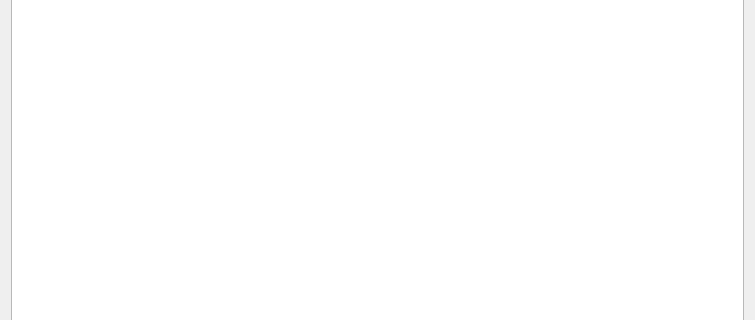
Above: db_view.ui from fayzut/invent_L79 before the change; both pictures show x 0 to 755 and y 132 to 452 of the 755 by 544 pixel window. Below: the same form after it.
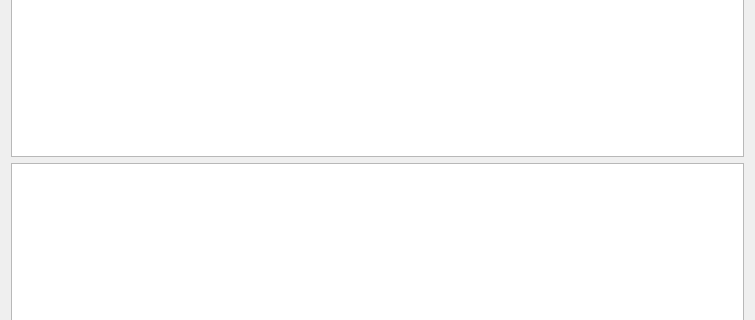
That is the form after the change.

Commit message: Форма просмотра: Заголовки таблицы

```diff
--- a/db_view.ui
+++ b/db_view.ui
@@ -65,6 +65,9 @@
    </item>
    <item>
     <layout class="QVBoxLayout" name="verticalLayout">
+     <item>
+      <widget class="QTableView" name="tableView"/>
+     </item>
      <item>
       <widget class="QTableWidget" name="tableWidget"/>
      </item>
```
The commit also changes 1 other file.
